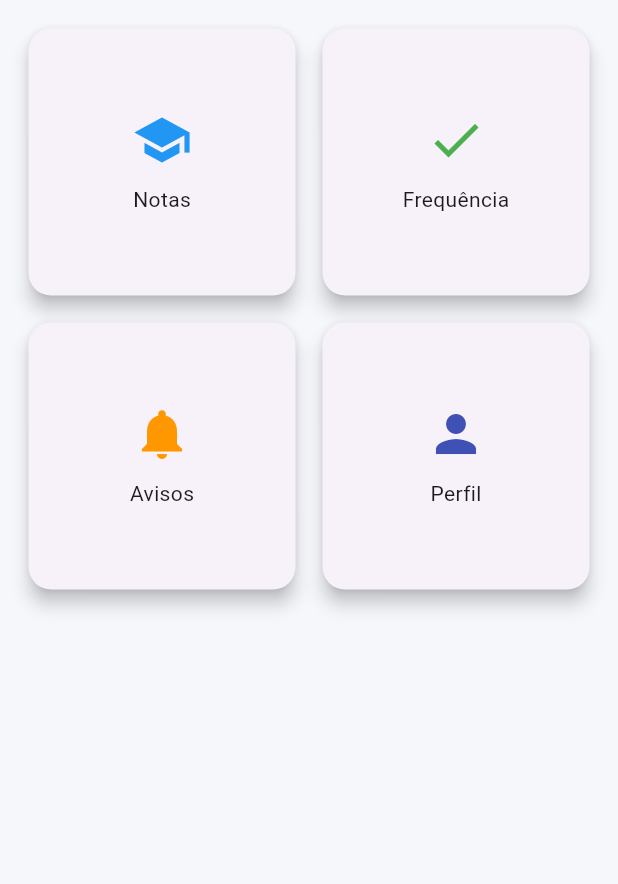
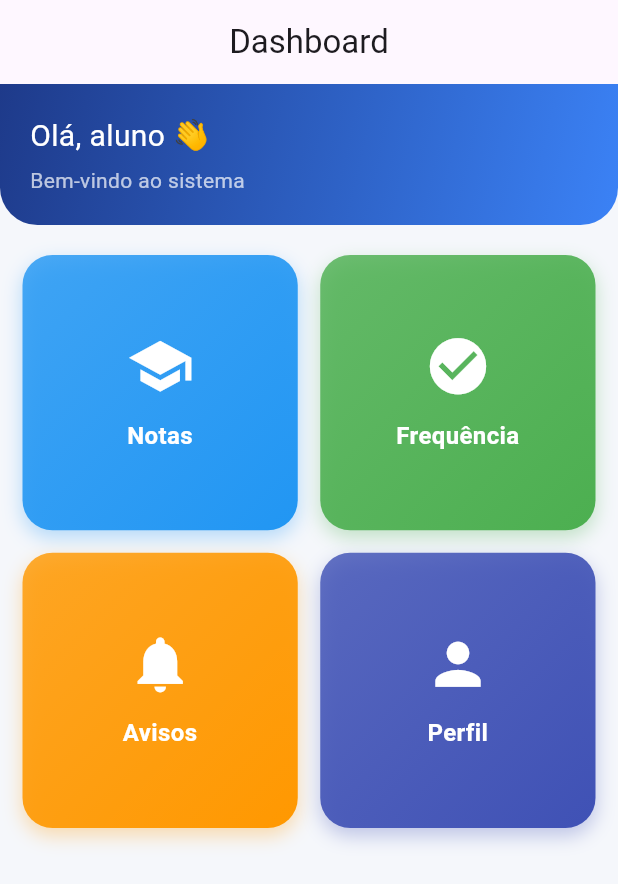
Before and after one commit to edneyifs2025-ofc/meu_app, a Flutter app: the HomePage screen opened directly, on a phone screen of 412 x 824 dp. Shown: the top 884 px of the screen. Run offline on Flutter 3.47's test engine with Material 3 defaults, Android fonts, the phone set to English and light mode, and no system bars; our stand-ins replace shared_preferences; accounts and stored records are empty.

Commit message:
Atualizei tela de home

```diff
--- a/lib/pages/home_page.dart
+++ b/lib/pages/home_page.dart
@@ -3,18 +3,49 @@ import 'package:flutter/material.dart';
 class HomePage extends StatelessWidget {
   const HomePage({super.key});
 
-  Widget card(IconData icon, String titulo, Color cor) {
-    return Card(
-      elevation: 5,
-      shape: RoundedRectangleBorder(borderRadius: BorderRadius.circular(15)),
-      child: Center(
-        child: Column(
-          mainAxisAlignment: MainAxisAlignment.center,
-          children: [
-            Icon(icon, size: 40, color: cor),
-            const SizedBox(height: 10),
-            Text(titulo),
+  Widget buildCard({
+    required IconData icon,
+    required String titulo,
+    required Color cor,
+    required VoidCallback onTap,
+  }) {
+    return InkWell(
+      borderRadius: BorderRadius.circular(20),
+      onTap: onTap,
+      child: Ink(
+        decoration: BoxDecoration(
+          gradient: LinearGradient(
+            colors: [cor.withOpacity(0.8), cor],
+            begin: Alignment.topLeft,
+            end: Alignment.bottomRight,
+          ),
+          borderRadius: BorderRadius.circular(20),
+          boxShadow: [
+            BoxShadow(
+              color: cor.withOpacity(0.3),
+              blurRadius: 10,
+              offset: const Offset(0, 5),
+            ),
           ],
+        ),
+        child: Padding(
+          padding: const EdgeInsets.all(16),
+          child: Column(
+            mainAxisAlignment: MainAxisAlignment.center,
+            children: [
+              Icon(icon, size: 45, color: Colors.white),
+              const SizedBox(height: 12),
+              Text(
+                titulo,
+                style: const TextStyle(
+                  color: Colors.white,
+                  fontSize: 16,
+                  fontWeight: FontWeight.bold,
+                ),
+                textAlign: TextAlign.center,
+              ),
+            ],
+          ),
         ),
       ),
     );
@@ -22,17 +53,84 @@ class HomePage extends StatelessWidget {
 
   @override
   Widget build(BuildContext context) {
-    return Padding(
-      padding: const EdgeInsets.all(15),
-      child: GridView.count(
-        crossAxisCount: 2,
-        crossAxisSpacing: 10,
-        mainAxisSpacing: 10,
+    return Scaffold(
+      appBar: AppBar(
+        title: const Text('Dashboard'),
+        centerTitle: true,
+        elevation: 0,
+      ),
+      body: Column(
         children: [
-          card(Icons.school, 'Notas', Colors.blue),
-          card(Icons.check, 'Frequência', Colors.green),
-          card(Icons.notifications, 'Avisos', Colors.orange),
-          card(Icons.person, 'Perfil', Colors.indigo),
+          // HEADER
+          Container(
+            width: double.infinity,
+            padding: const EdgeInsets.all(20),
+            decoration: const BoxDecoration(
+              gradient: LinearGradient(
+                colors: [Color(0xFF1E3A8A), Color(0xFF3B82F6)],
+                begin: Alignment.topLeft,
+                end: Alignment.bottomRight,
+              ),
+              borderRadius: BorderRadius.only(
+                bottomLeft: Radius.circular(25),
+                bottomRight: Radius.circular(25),
+              ),
+            ),
+            child: Column(
+              crossAxisAlignment: CrossAxisAlignment.start,
+              children: const [
+                Text(
+                  'Olá, aluno 👋',
+                  style: TextStyle(color: Colors.white, fontSize: 20),
+                ),
+                SizedBox(height: 5),
+                Text(
+                  'Bem-vindo ao sistema',
+                  style: TextStyle(color: Colors.white70),
+                ),
+              ],
+            ),
+          ),
+
+          const SizedBox(height: 20),
+
+          // GRID
+          Expanded(
+            child: Padding(
+              padding: const EdgeInsets.symmetric(horizontal: 15),
+              child: GridView.count(
+                crossAxisCount: 2,
+                crossAxisSpacing: 15,
+                mainAxisSpacing: 15,
+                children: [
+                  buildCard(
+                    icon: Icons.school,
+                    titulo: 'Notas',
+                    cor: Colors.blue,
+                    onTap: () {},
+                  ),
+                  buildCard(
+                    icon: Icons.check_circle,
+                    titulo: 'Frequência',
+                    cor: Colors.green,
+                    onTap: () {},
+                  ),
+                  buildCard(
+                    icon: Icons.notifications,
+                    titulo: 'Avisos',
+                    cor: Colors.orange,
+                    onTap: () {},
+                  ),
+                  buildCard(
+                    icon: Icons.person,
+                    titulo: 'Perfil',
+                    cor: Colors.indigo,
+                    onTap: () {},
+                  ),
+                ],
+              ),
+            ),
+          ),
         ],
       ),
     );
```
